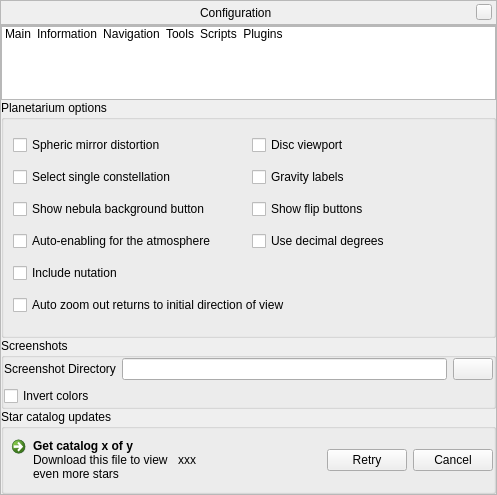
Above: src/gui/configurationDialog.ui from 519984307/stellarium_src before the change. Below: the same form after it.
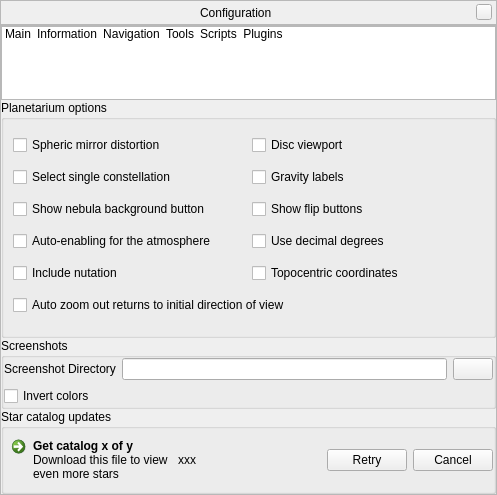
That is the form after the change. The open tabs and pages were chosen to show the change. Icons and pictures are not drawn. Custom widgets are drawn as their Qt base class.

The edit to the form file:
```diff
--- a/src/gui/configurationDialog.ui
+++ b/src/gui/configurationDialog.ui
@@ -1170,6 +1170,16 @@
                </property>
               </widget>
              </item>
+             <item row="4" column="1">
+              <widget class="QCheckBox" name="topocentricCheckBox">
+               <property name="toolTip">
+                <string>Activate to display coordinates as seen from surface of the planet. If switched off, display planetocentric coordinates.</string>
+               </property>
+               <property name="text">
+                <string>Topocentric coordinates</string>
+               </property>
+              </widget>
+             </item>
             </layout>
            </widget>
           </item>
```
Left out of the diff: 2 changed lines with no effect on the pictures.
